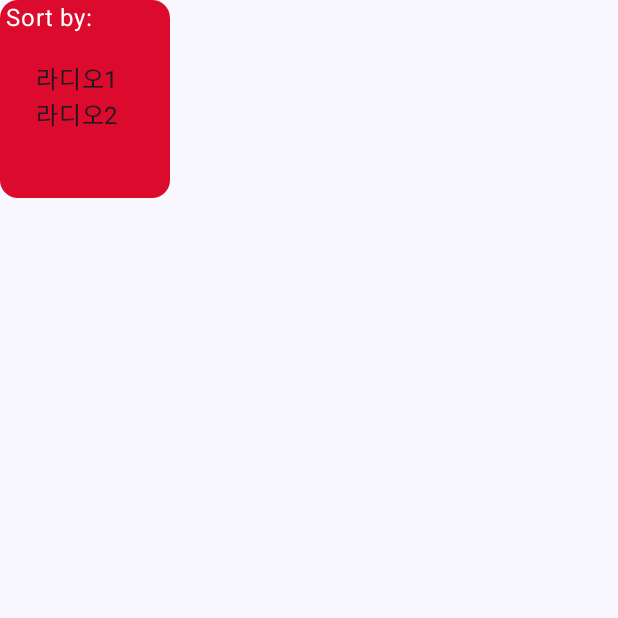
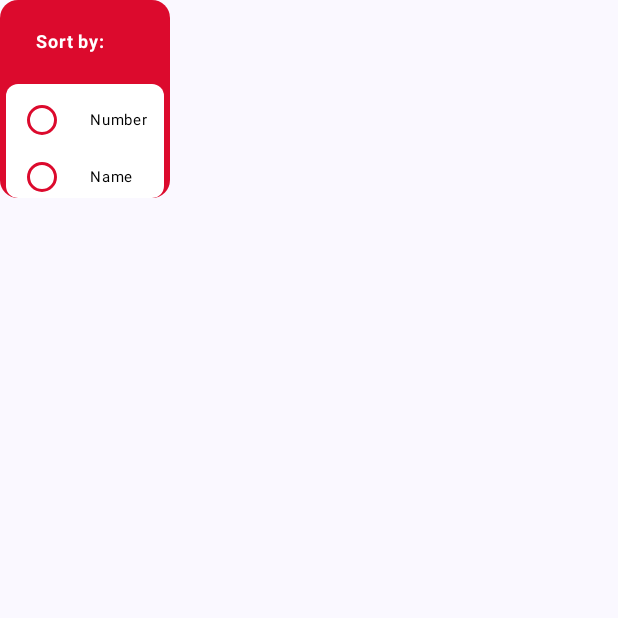
Before and after one commit to Brightbong92/Pokedex, an Android app built with Jetpack Compose: the composable SortCard shown on its own in the app's theme, on a phone screen of 412 x 824 dp, the top half of it. Run offline under Robolectric (Android 15) with nearby library versions, the phone set to English and light mode, and no system bars.

```diff
--- a/app/src/main/java/com/bong/pokedex/ui/components/SearchBar.kt
+++ b/app/src/main/java/com/bong/pokedex/ui/components/SearchBar.kt
@@ -7,11 +7,9 @@ import androidx.compose.foundation.layout.Arrangement
 import androidx.compose.foundation.layout.Box
 import androidx.compose.foundation.layout.Row
 import androidx.compose.foundation.layout.fillMaxWidth
-import androidx.compose.foundation.layout.height
 import androidx.compose.foundation.layout.padding
 import androidx.compose.foundation.layout.size
 import androidx.compose.foundation.layout.width
-import androidx.compose.foundation.layout.widthIn
 import androidx.compose.foundation.shape.RoundedCornerShape
 import androidx.compose.foundation.text.BasicTextField
 import androidx.compose.foundation.text.KeyboardActions
@@ -66,6 +64,7 @@ fun SearchBar(containerWidth: Dp? = 200.dp, searchBarWidth: Dp? = 120.dp) {
                 keyword = it
             }
         },
+        singleLine = true,
         maxLines = 1,
         modifier = Modifier
             .shadow( // Add shadow effect
--- a/app/src/main/java/com/bong/pokedex/ui/components/SortCard.kt
+++ b/app/src/main/java/com/bong/pokedex/ui/components/SortCard.kt
@@ -2,9 +2,8 @@ package com.bong.pokedex.ui.components
 
 import androidx.compose.foundation.background
 import androidx.compose.foundation.layout.Arrangement
-import androidx.compose.foundation.layout.Box
 import androidx.compose.foundation.layout.Column
-import androidx.compose.foundation.layout.absoluteOffset
+import androidx.compose.foundation.layout.Row
 import androidx.compose.foundation.layout.height
 import androidx.compose.foundation.layout.padding
 import androidx.compose.foundation.layout.size
@@ -12,38 +11,76 @@ import androidx.compose.foundation.layout.width
 import androidx.compose.foundation.shape.RoundedCornerShape
 import androidx.compose.material3.Card
 import androidx.compose.material3.CardDefaults
+import androidx.compose.material3.RadioButton
+import androidx.compose.material3.RadioButtonDefaults
 import androidx.compose.material3.Text
 import androidx.compose.runtime.Composable
+import androidx.compose.runtime.getValue
+import androidx.compose.runtime.mutableStateOf
+import androidx.compose.runtime.saveable.rememberSaveable
+import androidx.compose.runtime.setValue
 import androidx.compose.ui.Alignment
 import androidx.compose.ui.Modifier
 import androidx.compose.ui.draw.clip
 import androidx.compose.ui.graphics.Color
+import androidx.compose.ui.text.font.FontWeight
 import androidx.compose.ui.unit.dp
+import androidx.compose.ui.unit.sp
 import androidx.compose.ui.zIndex
 import com.bong.pokedex.ui.theme.Primary
 
 @Composable
-fun SortCard() {
+fun SortCard(selectedOption: String = "", onSelected: (String) -> Unit) {
+    val radioOptions = listOf("Number", "Name")
+    // selectedOption 상태를 Composable 내에서 사용하기 위해 rememberSaveable로 정의
+    var localSelectedOption by rememberSaveable {
+        mutableStateOf(selectedOption)
+    }
+
     Card(
-        modifier = Modifier
-            .size(113.dp, 132.dp),
-        colors = CardDefaults.cardColors(
+        modifier = Modifier.size(113.dp, 132.dp), colors = CardDefaults.cardColors(
             containerColor = Primary
-        ),
-        shape = RoundedCornerShape(12.dp)
+        ), shape = RoundedCornerShape(12.dp)
     ) {
-        Column (modifier = Modifier.padding(start=4.dp, end=4.dp)){
-            Text(text = "Sort by:", color = Color.White)
+        Column(modifier = Modifier.padding(start = 4.dp, end = 4.dp)) {
+            Text(
+                text = "Sort by:",
+                color = Color.White,
+                fontSize = 12.sp,
+                fontWeight = FontWeight.Bold,
+                modifier = Modifier.padding(vertical = 16.dp, horizontal = 20.dp)
+            )
 
             Column(
                 modifier = Modifier
                     .width(105.dp)
                     .height(80.dp)
-                    .padding(horizontal = 20.dp, vertical = 16.dp),
+                    .background(Color.White, shape = RoundedCornerShape(8.dp)),
                 verticalArrangement = Arrangement.Center
             ) {
-                Text(text ="라디오1")
-                Text(text ="라디오2")
+
+                radioOptions.forEach { option ->
+                    Row(verticalAlignment = Alignment.CenterVertically) {
+                        RadioButton(
+                            selected = (localSelectedOption == option),
+                            onClick = {
+                                localSelectedOption = option
+                                onSelected(option)
+                            },
+                            colors = RadioButtonDefaults.colors(
+                                selectedColor = Primary,
+                                unselectedColor = Primary,
+                            ),
+                        )
+                        Text(
+                            color = Color.Black,
+                            fontSize = 10.sp,
+                            text = option,
+                            modifier = Modifier.padding(start = 8.dp)
+
+                        )
+                    }
+                }
             }
 
         }
```
Also changed, not shown: app/build.gradle.kts (+12 -0 lines), app/src/main/java/com/bong/pokedex/ComposeApp.kt (added, +49 -0 lines), app/src/main/java/com/bong/pokedex/MainActivity.kt (+2 -9 lines), app/src/main/java/com/bong/pokedex/ui/components/SortButton.kt (+10 -15 lines), app/src/main/java/com/bong/pokedex/ui/list/ListScreen.kt (+14 -29 lines), app/src/main/java/com/bong/pokedex/ui/list/ListViewModel.kt (added, +28 -0 lines).
